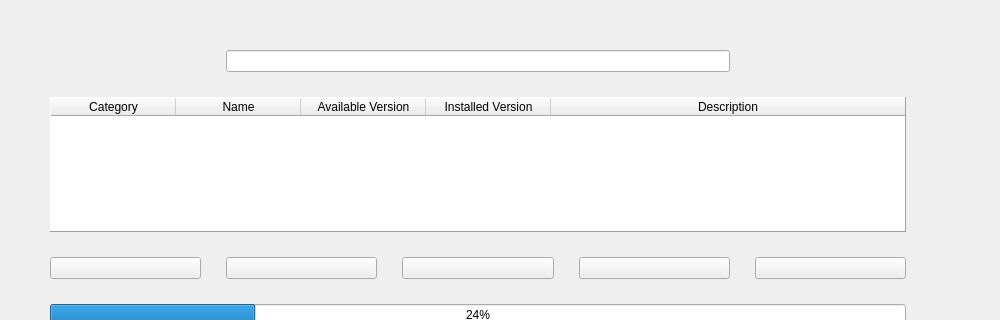
This is src/frontend/gui/ui/sisyphus-gui.ui in redcorelinux/sisyphus as Qt 5 draws it before an edit; both pictures show x 0 to 1000 and y 0 to 320 of the 1000 by 600 pixel window. The edited form follows.
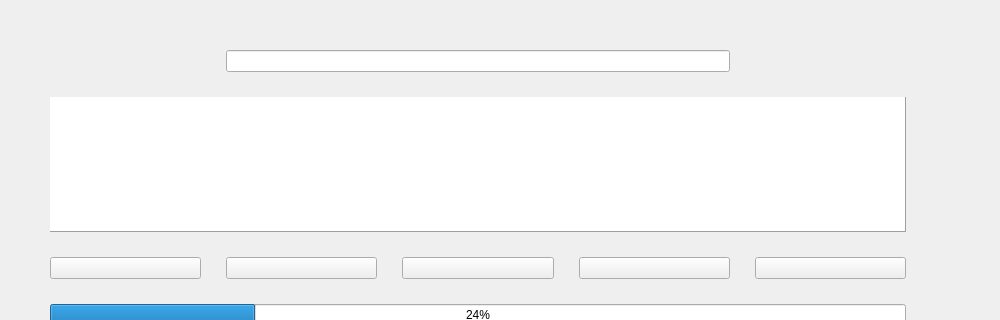
This is the edited form. Icons and pictures are not drawn.

Commit message: switch to model based tableview

```diff
--- a/src/frontend/gui/ui/sisyphus-gui.ui
+++ b/src/frontend/gui/ui/sisyphus-gui.ui
@@ -108,7 +108,7 @@
        </widget>
       </item>
       <item row="1" column="0" colspan="5">
-       <widget class="QTableWidget" name="database">
+       <widget class="QTableView" name="database">
         <property name="frameShape">
          <enum>QFrame::Panel</enum>
         </property>
```
Left out of the diff: 2 changed lines with no effect on the pictures. The commit also changes 1 other file.
